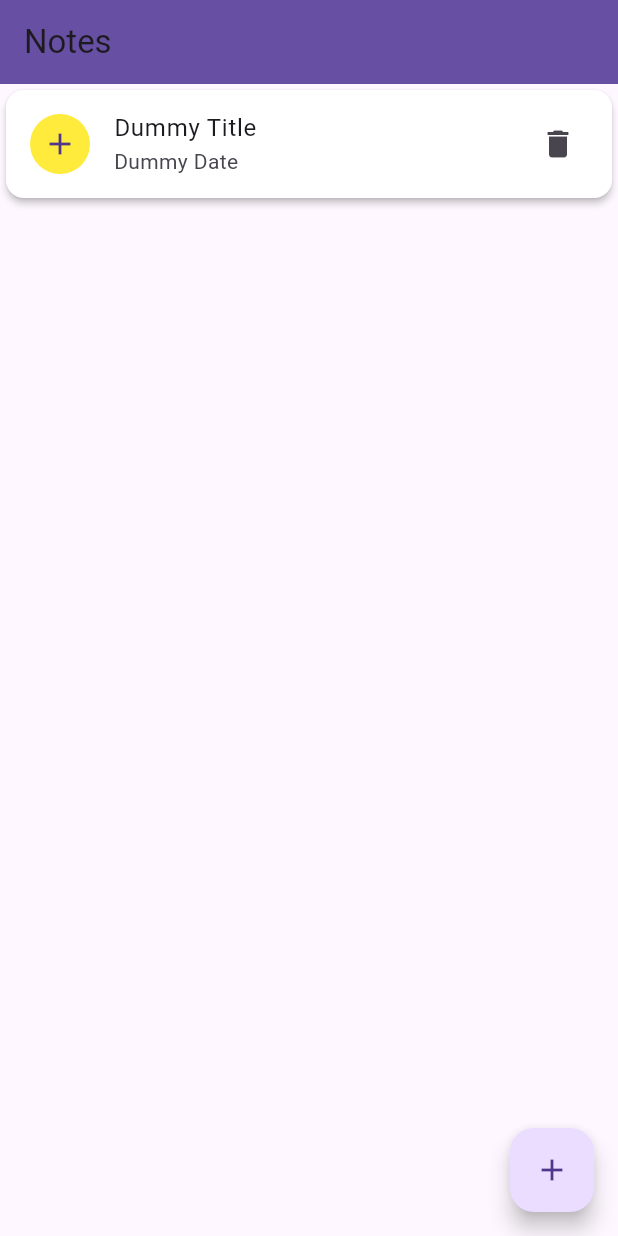
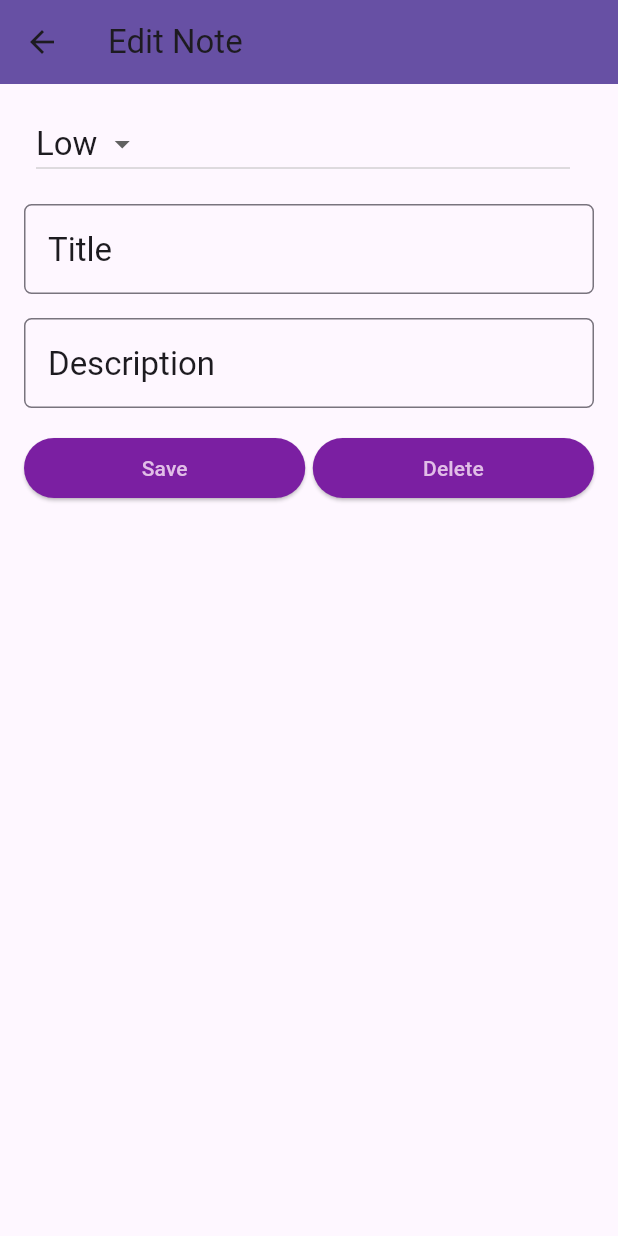
Before and after one commit to Mohammed-Dvlpr/SQFLite-Demo, a Flutter app: the screen it shows after launch, after a tap on "Dummy Title", on a phone screen of 412 x 824 dp. Run offline on Flutter 3.47's test engine with Material 3 defaults, Android fonts, the phone set to English and light mode, and no system bars.

Commit message:
Edit note UI

```diff
--- a/lib/main.dart
+++ b/lib/main.dart
@@ -18,7 +18,7 @@ class MyApp extends StatelessWidget {
         primarySwatch: Colors.purple,
         useMaterial3: true,
       ),
-      home: const NoteList(),
+      home: NoteList(),
     );
   }
 }
--- a/lib/screens/note_datail.dart
+++ b/lib/screens/note_datail.dart
@@ -0,0 +1,125 @@
+import 'package:flutter/material.dart';
+
+class NoteDatail extends StatefulWidget {
+  const NoteDatail({super.key});
+
+  @override
+  State<NoteDatail> createState() => _NoteDatailState();
+}
+
+class _NoteDatailState extends State<NoteDatail> {
+  static var _priorrities = ['High', 'Low'];
+  TextEditingController titleControler = TextEditingController();
+  TextEditingController descriptionControler = TextEditingController();
+
+  @override
+  Widget build(BuildContext context) {
+    TextStyle? textStyle = Theme.of(context).textTheme.titleLarge;
+    return Scaffold(
+      appBar: AppBar(
+        title: const Text('Edit Note'),
+        backgroundColor: Theme.of(context).primaryColor,
+      ),
+      body: Padding(
+        padding: const EdgeInsets.all(8.0),
+        child: ListView(
+          children: <Widget>[
+            ListTile(
+              title: DropdownButton(
+                  items: _priorrities.map((String dropDownStringItems) {
+                    return DropdownMenuItem<String>(
+                        value: dropDownStringItems,
+                        child: Text(dropDownStringItems));
+                  }).toList(),
+                  style: textStyle,
+                  value: 'Low',
+                  onChanged: (valueSelectedbyUser) {
+                    setState(() {
+                      debugPrint('user selected $valueSelectedbyUser');
+                    });
+                  }),
+            ),
+            Padding(
+              padding: const EdgeInsets.all(8.0),
+              child: TextField(
+                controller: titleControler,
+                style: textStyle,
+                onChanged: (value) {
+                  debugPrint('Something changed in title text field');
+                },
+                decoration: InputDecoration(
+                    labelText: 'Title',
+                    labelStyle: textStyle,
+                    border: OutlineInputBorder(
+                      borderRadius: BorderRadius.circular(5.0),
+                    )),
+              ),
+            ),
+            Padding(
+              padding: const EdgeInsets.all(8.0),
+              child: TextField(
+                controller: descriptionControler,
+                style: textStyle,
+                onChanged: (value) {
+                  debugPrint('Something changed in description text field');
+                },
+                decoration: InputDecoration(
+                    labelText: 'Description',
+                    labelStyle: textStyle,
+                    border: OutlineInputBorder(
+                      borderRadius: BorderRadius.circular(5.0),
+                    )),
+              ),
+            ),
+            Padding(
+              padding: const EdgeInsets.all(8.0),
+              child: Row(
+                children: <Widget>[
+                  Expanded(
+                    child: ElevatedButton(
+                        style: ButtonStyle(
+                            backgroundColor: WidgetStateProperty.all(
+                                Theme.of(context).primaryColorDark)),
+                        onPressed: () {
+                          setState(() {
+                            debugPrint('Save Button pressed');
+                          });
+                        },
+                        child: Text(
+                          'Save',
+                          style: TextStyle(
+                            color: Theme.of(context).primaryColorLight,
+                          ),
+                        )),
+                  ),
+                  const SizedBox(
+                    width: 5.0,
+                  ),
+                  Expanded(
+                    child: ElevatedButton(
+                      style: ButtonStyle(
+                        backgroundColor: WidgetStateProperty.all(
+                            Theme.of(context).primaryColorDark),
+                      ),
+                      onPressed: () {
+                        setState(() {
+                          debugPrint('Delete button pressed');
+                        });
+                      },
+                      child: Text(
+                        'Delete',
+                        style: TextStyle(
+                          color: Theme.of(context).primaryColorLight,
+                        ),
+                      ),
+                    ),
+                  ),
+                ],
+              ),
+            )
+          ],
+        ),
+      ),
+    );
+  }
+}
--- a/lib/screens/note_list.dart
+++ b/lib/screens/note_list.dart
@@ -1,4 +1,5 @@
 import 'package:flutter/material.dart';
+import 'package:sqfl_demo_porject/screens/note_datail.dart';
 
 class NoteList extends StatefulWidget {
   const NoteList({super.key});
@@ -48,6 +49,10 @@ class _NoteListState extends State<NoteList> {
               trailing: Icon(Icons.delete),
               onTap: () {
                 debugPrint('ListTab');
+                Navigator.push(
+                    context,
+                    MaterialPageRoute(
+                        builder: (BuildContext context) => NoteDatail()));
               },
             ),
           );
```
